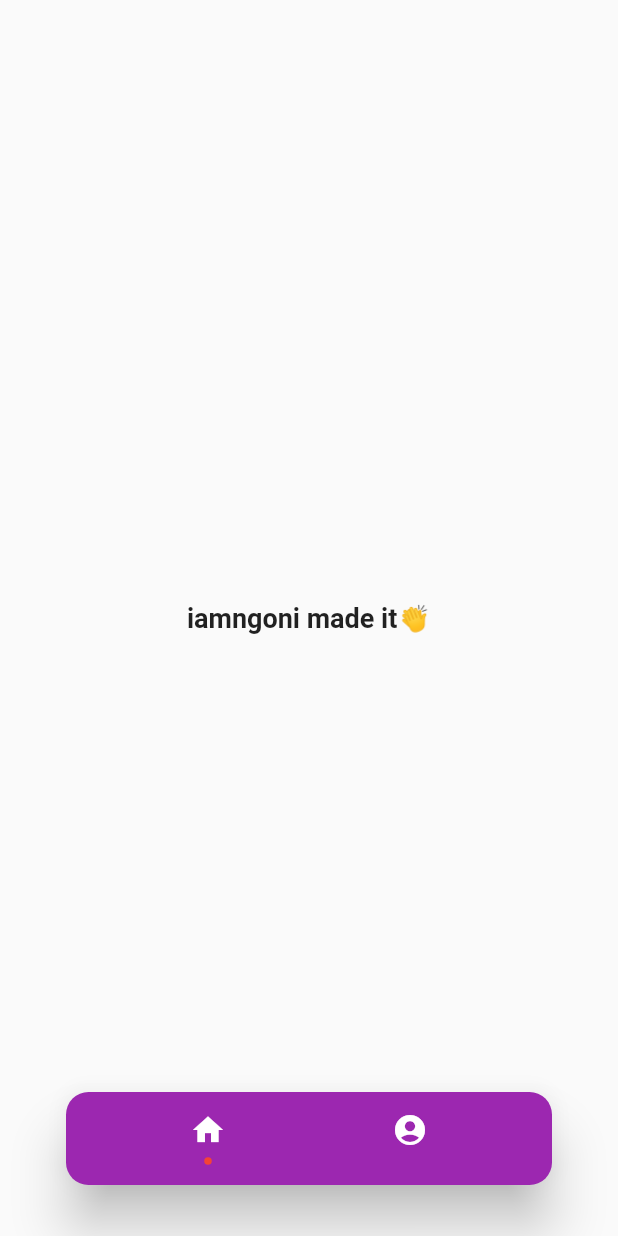
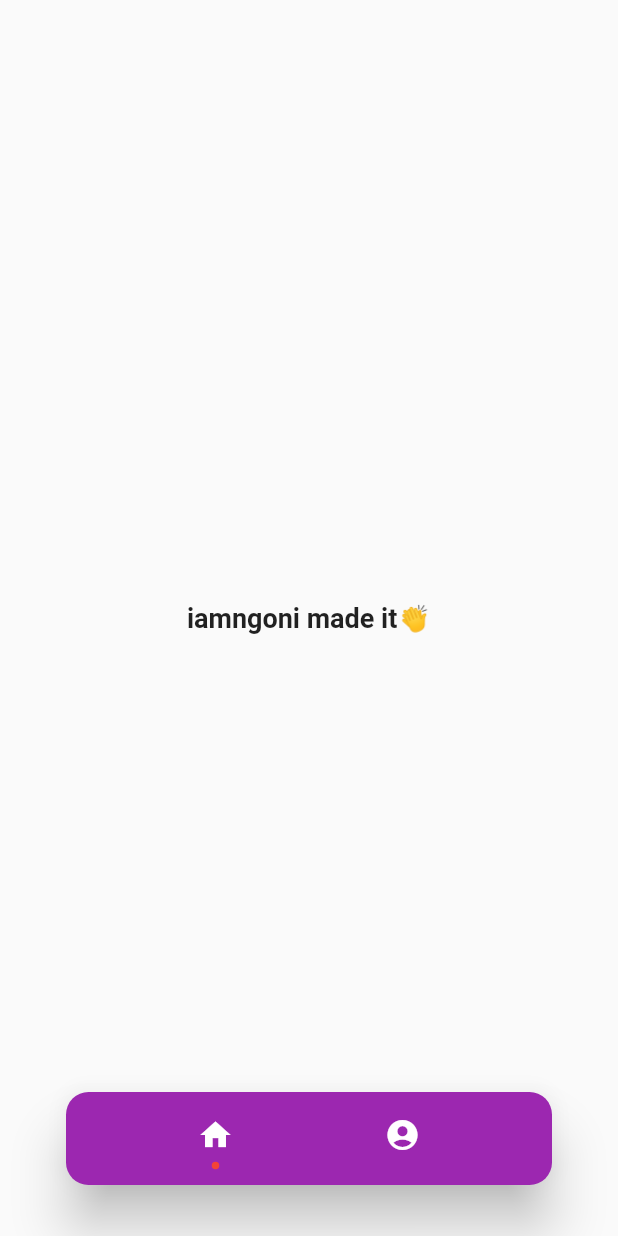
Before and after one commit to iamngoni/floating_navbar, a Flutter app: the screen it shows after launch, on a phone screen of 412 x 824 dp. Run offline on Flutter 3.47's test engine with Material 2 defaults, Android fonts, the phone set to English and light mode, and no system bars.

Commit message:
container stacked

```diff
--- a/lib/floating_navbar.dart
+++ b/lib/floating_navbar.dart
@@ -95,13 +95,14 @@ class _FloatingNavBarState extends State<FloatingNavBar> {
             _changePage(index);
           },
           child: Container(
-            width: 80,
+            padding: EdgeInsets.all(6),
+            width: 50,
             child: icon,
           ),
         ),
-        SizedBox(
-          height: 6,
-        ),
+        // SizedBox(
+        //   height: 6,
+        // ),
         Container(
           height: 5,
           width: 5,
```
